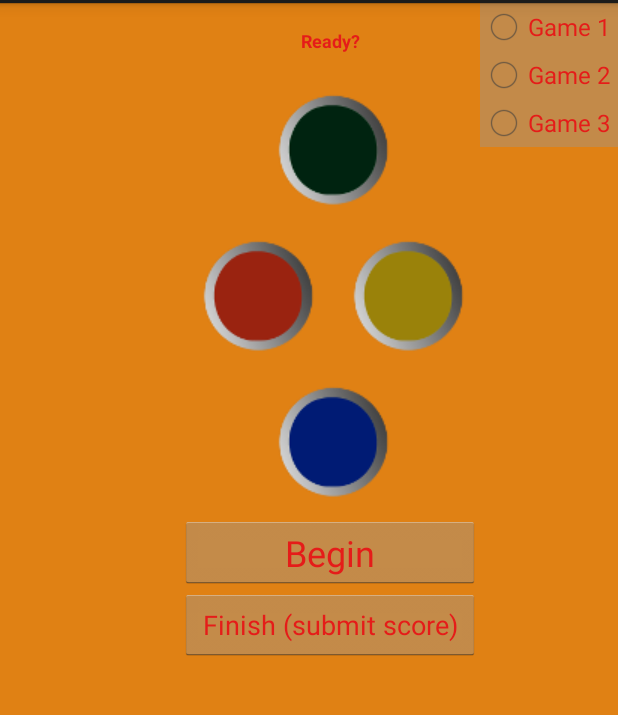
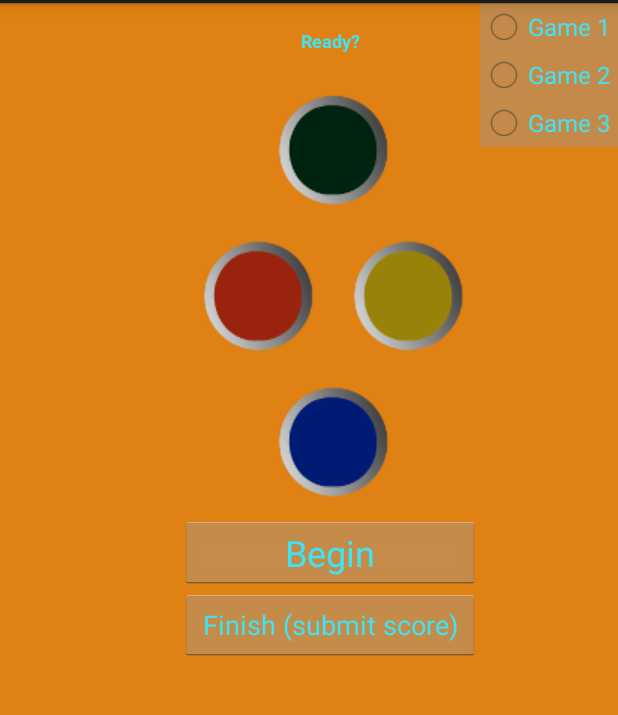
Before and after one commit to christophermwalker/PlaySimonApp, an Android app: the screen it shows after launch (Game2Activity), after a tap on "Play Now!", on a phone screen of 412 x 824 dp, the part 69-784 px from its top. Run offline under Robolectric (Android 15) with nearby library versions, the phone set to English and light mode, and no system bars.

Commit message:
Corrected some text colors and made all activities save the high score.

```diff
--- a/app/src/main/java/edu/apsu/csci/playsimonapp/StartActivity.java
+++ b/app/src/main/java/edu/apsu/csci/playsimonapp/StartActivity.java
@@ -6,7 +6,7 @@ import android.os.Bundle;
 import android.view.View;
 import android.widget.Button;
 
-public class StartActivity extends Activity implements View.OnClickListener {
+public class StartActivity extends Activity {
 
     public static final String SCORE_KEY = "score";
 
@@ -15,33 +15,43 @@ public class StartActivity extends Activity implements View.OnClickListener {
         super.onCreate(savedInstanceState);
         setContentView(R.layout.activity_start);
 
-        int ids[]={R.id.play_button, R.id.highscore_button, R.id.about_button};
-        for (int id : ids) {
-            Button b =(Button) findViewById(id);
-            b.setOnClickListener(this);
+        Intent intent = getIntent();
+        String keepscore = "0";
+        if (intent.getStringExtra(HighscoreActivity.KEEPSCORE_KEY) != null) {
+            keepscore = intent.getStringExtra(HighscoreActivity.KEEPSCORE_KEY);
         }
-    }
+        final String keepscore2;
+        keepscore2 = keepscore;
+
+        Button b1 = (Button) findViewById(R.id.play_button);
+        Button b2 = (Button) findViewById(R.id.highscore_button);
+        Button b3 = (Button) findViewById(R.id.about_button);
+        b1.setOnClickListener(new View.OnClickListener() {
             @Override
             public void onClick(View view) {
-        if (view.getId() == R.id.play_button) {
                 Intent intent = new Intent(
                         getApplicationContext(),
                         Game2Activity.class);
                 startActivity(intent);
             }
+        });
 
-        if (view.getId() == R.id.highscore_button) {
-            String finalScore = "0";
+        b2.setOnClickListener(new View.OnClickListener() {
+            @Override
+            public void onClick(View view) {
                 Intent intent = new Intent(getApplicationContext(), HighscoreActivity.class);
-            intent.putExtra(SCORE_KEY, finalScore);
+                intent.putExtra(SCORE_KEY, keepscore2);
                 startActivity(intent);
             }
+        });
 
-        if (view.getId() == R.id.about_button) {
-            Intent intent = new Intent(
-                    getApplicationContext(),
-                    AboutActivity.class);
+        b3.setOnClickListener(new View.OnClickListener() {
+            @Override
+            public void onClick(View view) {
+                Intent intent = new Intent(getApplicationContext(), AboutActivity.class);
+                intent.putExtra(SCORE_KEY, keepscore2);
                 startActivity(intent);
             }
+        });
     }
 }
--- a/app/src/main/res/layout-land/activity_about.xml
+++ b/app/src/main/res/layout-land/activity_about.xml
@@ -106,7 +106,7 @@
             android:layout_height="wrap_content"
             android:layout_gravity="bottom"
             android:text="Return to Title Screen"
-            android:textColor="#e51c19"
+            android:textColor="#42e2f4"
             android:textSize="12sp" />
     </LinearLayout>
 
--- a/app/src/main/res/layout-land/activity_game2.xml
+++ b/app/src/main/res/layout-land/activity_game2.xml
@@ -93,7 +93,8 @@
                 android:gravity="center"
                 android:textStyle="bold"
                 android:text="Ready?"
-                android:textColor="#e51c19"
+                android:freezesText="true"
+                android:textColor="#42e2f4"
                 android:textSize="12sp" />
 
             <RadioGroup
@@ -110,7 +111,7 @@
                     android:textAlignment="center"
                     android:paddingEnd="5dp"
                     android:text="Game 1"
-                    android:textColor="#e51c19" />
+                    android:textColor="#42e2f4" />
 
                 <RadioButton
                     android:id="@+id/game2_button"
@@ -121,7 +122,7 @@
                     android:textAlignment="center"
                     android:paddingEnd="5dp"
                     android:text="Game 2"
-                    android:textColor="#e51c19" />
+                    android:textColor="#42e2f4" />
 
                 <RadioButton
                     android:id="@+id/game3_button"
@@ -132,7 +133,7 @@
                     android:textAlignment="center"
                     android:paddingEnd="5dp"
                     android:text="Game 3"
-                    android:textColor="#e51c19" />
+                    android:textColor="#42e2f4" />
             </RadioGroup>
 
             <LinearLayout
@@ -146,13 +147,13 @@
                     android:layout_width="match_parent"
                     android:layout_height="wrap_content"
                     android:text="Begin"
-                    android:textColor="#e51c19" />
+                    android:textColor="#42e2f4" />
 
                 <Button
                     android:id="@+id/submit_button"
                     android:layout_width="match_parent"
                     android:layout_height="wrap_content"
-                    android:textColor="#e51c19"
+                    android:textColor="#42e2f4"
                     android:text="Finish (submit score)" />
             </LinearLayout>
 
--- a/app/src/main/res/layout-land/activity_highscore.xml
+++ b/app/src/main/res/layout-land/activity_highscore.xml
@@ -368,6 +368,6 @@
         android:layout_height="wrap_content"
         android:layout_gravity="center"
         android:text="Return to Start Screen"
-        android:textColor="#e51c19" />
+        android:textColor="#42e2f4" />
 
 </LinearLayout>
--- a/app/src/main/res/layout/activity_about.xml
+++ b/app/src/main/res/layout/activity_about.xml
@@ -106,7 +106,7 @@
             android:layout_height="wrap_content"
             android:layout_gravity="bottom"
             android:text="Return to Title Screen"
-            android:textColor="#e51c19"
+            android:textColor="#42e2f4"
             android:textSize="12sp" />
     </LinearLayout>
 
--- a/app/src/main/res/layout/activity_game2.xml
+++ b/app/src/main/res/layout/activity_game2.xml
@@ -20,7 +20,8 @@
             android:gravity="center"
             android:textStyle="bold"
             android:text="Ready?"
-            android:textColor="#e51c19"
+            android:freezesText="true"
+            android:textColor="#42e2f4"
             android:textSize="12sp" />
 
         <ImageButton
@@ -65,14 +66,14 @@
             android:layout_width="match_parent"
             android:layout_height="wrap_content"
             android:text="Begin"
-            android:textColor="#e51c19"
+            android:textColor="#42e2f4"
             android:textSize="24sp" />
 
         <Button
             android:id="@+id/submit_button"
             android:layout_width="match_parent"
             android:layout_height="wrap_content"
-            android:textColor="#e51c19"
+            android:textColor="#42e2f4"
             android:text="Finish (submit score)" />
     </LinearLayout>
 
@@ -95,7 +96,7 @@
                 android:background="#c38a49"
                 android:paddingEnd="5dp"
                 android:text="Game 1"
-                android:textColor="#e51c19" />
+                android:textColor="#42e2f4" />
 
             <RadioButton
                 android:id="@+id/game2_button"
@@ -105,7 +106,7 @@
                 android:background="#c38a49"
                 android:paddingEnd="5dp"
                 android:text="Game 2"
-                android:textColor="#e51c19" />
+                android:textColor="#42e2f4" />
 
             <RadioButton
                 android:id="@+id/game3_button"
@@ -115,7 +116,7 @@
                 android:background="#c38a49"
                 android:paddingEnd="5dp"
                 android:text="Game 3"
-                android:textColor="#e51c19" />
+                android:textColor="#42e2f4" />
         </RadioGroup>
 
     </LinearLayout>
--- a/app/src/main/res/layout/activity_highscore.xml
+++ b/app/src/main/res/layout/activity_highscore.xml
@@ -368,6 +368,6 @@
         android:layout_height="wrap_content"
         android:layout_gravity="center"
         android:text="Return to Start Screen"
-        android:textColor="#e51c19" />
+        android:textColor="#42e2f4" />
 
 </LinearLayout>
```
Also changed, not shown: app/src/main/java/edu/apsu/csci/playsimonapp/AboutActivity.java (+12 -3 lines), app/src/main/java/edu/apsu/csci/playsimonapp/Game2Activity.java (+11 -4 lines), app/src/main/java/edu/apsu/csci/playsimonapp/HighscoreActivity.java (+7 -4 lines). Lines whose indentation alone changed are shown as unchanged.
